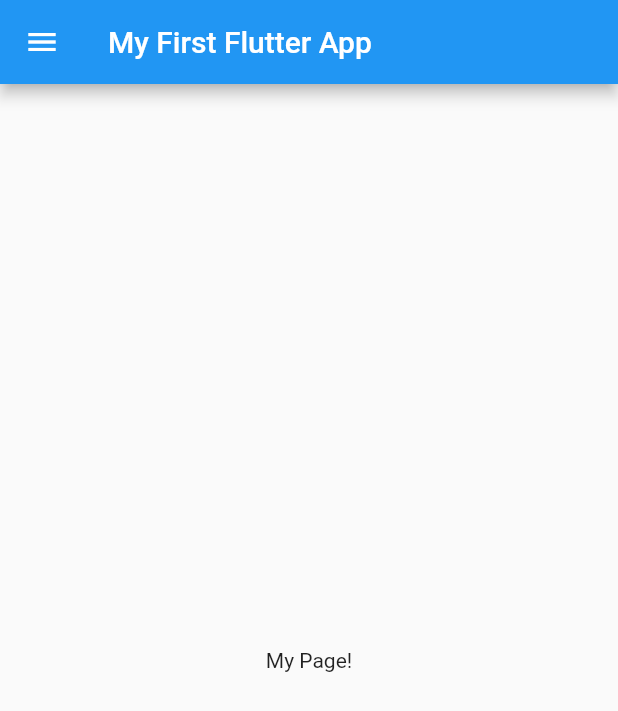
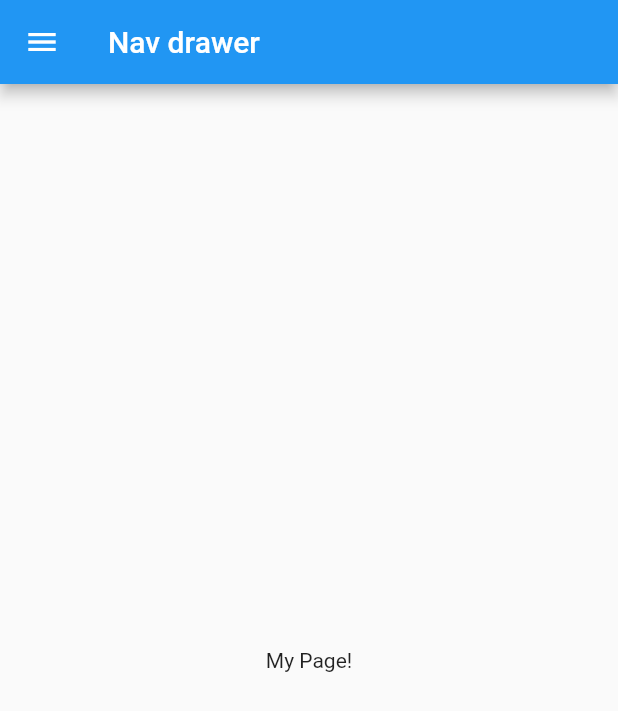
Before and after one commit to ashwinijad/Flutter, a Flutter app: the screen it shows after launch, on a phone screen of 412 x 824 dp. Shown: the top 711 px of the screen. Run offline on Flutter 3.47's test engine with Material 2 defaults, Android fonts, the phone set to English and light mode, and no system bars.

Commit message:
edited main.dart

```diff
--- a/NavigationDrawerFlutter/nav_drawer/lib/main.dart
+++ b/NavigationDrawerFlutter/nav_drawer/lib/main.dart
@@ -1,9 +1,7 @@
 import 'package:flutter/material.dart';
 void main() => runApp(MyApp());
-
 class MyApp extends StatelessWidget {
-  final appTitle = 'My First Flutter App';
-
+  final appTitle = 'Nav drawer';
   @override
   Widget build(BuildContext context) {
     return MaterialApp(
@@ -12,12 +10,9 @@ class MyApp extends StatelessWidget {
     );
   }
 }
-
 class MyHomePage extends StatelessWidget {
   final String title;
-
   MyHomePage({Key key, this.title}) : super(key: key);
-
   @override
   Widget build(BuildContext context) {
     return Scaffold(
@@ -45,7 +40,7 @@ class MyHomePage extends StatelessWidget {
                 // Update the state of the app
                 // ...
                 // Then close the drawer
-                Navigator.pushReplacement(
+                Navigator.push(
                   context,
                   MaterialPageRoute(builder: (context) => Menu1Page()),
                 );
@@ -69,7 +64,6 @@ class MyHomePage extends StatelessWidget {
     );
   }
 }
-
 class Menu1Page extends StatelessWidget {
   @override
   Widget build(BuildContext context) {
@@ -88,7 +82,6 @@ class Menu1Page extends StatelessWidget {
     );
   }
 }
-
 class Menu2Page extends StatelessWidget {
   @override
   Widget build(BuildContext context) {
```
